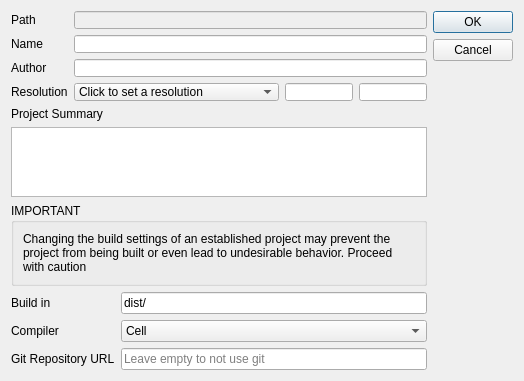
Above: src/projectpropertiesdialog.ui from Eggbertx/QtSphere-IDE before the change. Below: the same form after it.
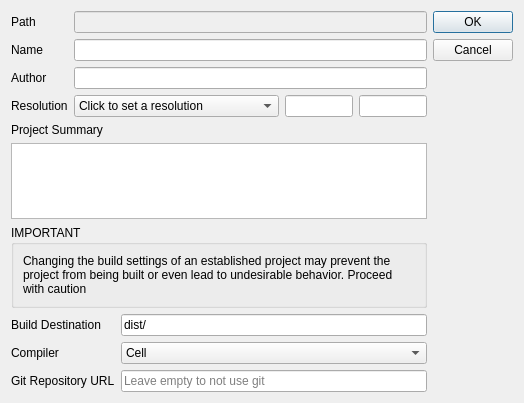
That is the form after the change.

```diff
--- a/src/projectpropertiesdialog.ui
+++ b/src/projectpropertiesdialog.ui
@@ -7,7 +7,7 @@
     <x>0</x>
     <y>0</y>
     <width>524</width>
-    <height>381</height>
+    <height>403</height>
    </rect>
   </property>
   <property name="windowTitle">
@@ -156,26 +156,10 @@
          </widget>
         </item>
        </layout>
-       <zorder>buildInLabel</zorder>
-       <zorder>warningLabel</zorder>
       </widget>
      </item>
      <item>
       <layout class="QFormLayout" name="buildLayout">
-       <item row="1" column="0">
-        <widget class="QLabel" name="compilerLabel">
-         <property name="text">
-          <string>Compiler</string>
-         </property>
-        </widget>
-       </item>
-       <item row="0" column="0">
-        <widget class="QLabel" name="buildInLabel">
-         <property name="text">
-          <string>Build in</string>
-         </property>
-        </widget>
-       </item>
        <item row="0" column="1">
         <widget class="QLineEdit" name="buildInLineEdit">
          <property name="text">
@@ -183,6 +167,13 @@
          </property>
         </widget>
        </item>
+       <item row="1" column="0">
+        <widget class="QLabel" name="compilerLabel">
+         <property name="text">
+          <string>Compiler</string>
+         </property>
+        </widget>
+       </item>
        <item row="1" column="1">
         <widget class="QComboBox" name="compilerCB">
          <item>
@@ -211,6 +202,13 @@
          </property>
         </widget>
        </item>
+       <item row="0" column="0">
+        <widget class="QLabel" name="buildDestLabel">
+         <property name="text">
+          <string>Build Destination</string>
+         </property>
+        </widget>
+       </item>
       </layout>
      </item>
     </layout>
```
